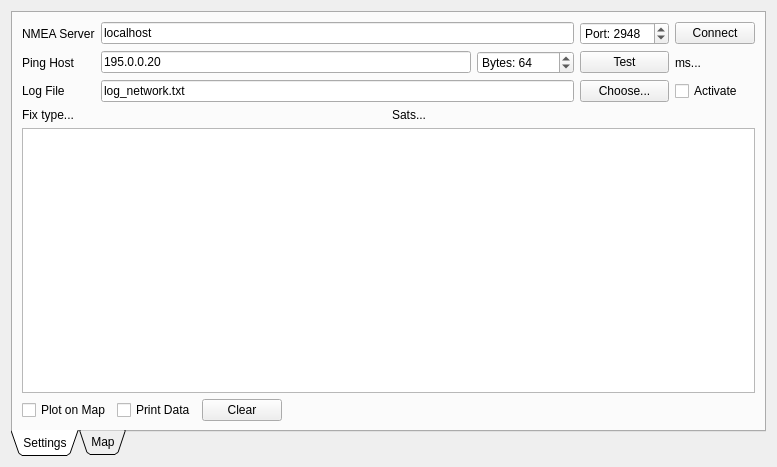
Qt form Linux/RC_Car_Tool/networklogger.ui (vedderb/rise_sdvp) before a commit.
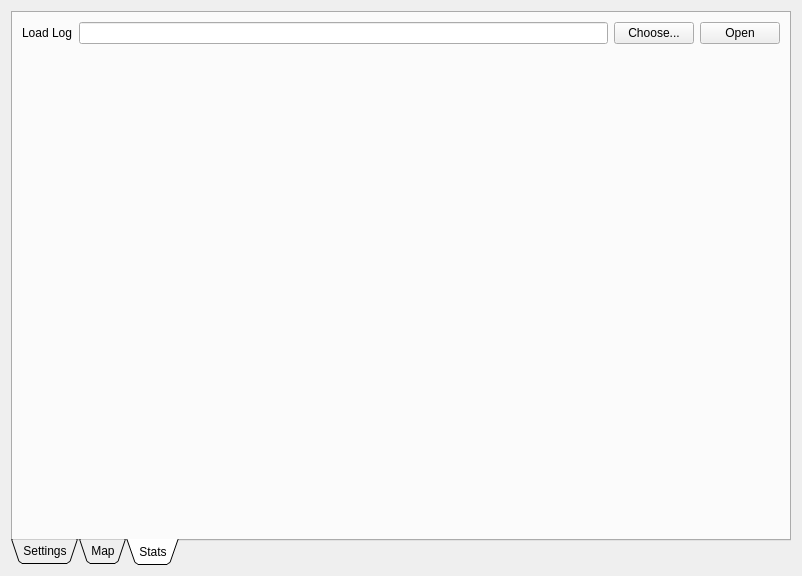
The same form after that commit. Custom widgets are drawn as their Qt base class.

Patch:
```diff
--- a/Linux/RC_Car_Tool/networklogger.ui
+++ b/Linux/RC_Car_Tool/networklogger.ui
@@ -6,8 +6,8 @@
    <rect>
     <x>0</x>
     <y>0</y>
-    <width>777</width>
-    <height>467</height>
+    <width>802</width>
+    <height>576</height>
    </rect>
   </property>
   <property name="windowTitle">
@@ -23,7 +23,7 @@
       <enum>QTabWidget::Triangular</enum>
      </property>
      <property name="currentIndex">
-      <number>0</number>
+      <number>2</number>
      </property>
      <widget class="QWidget" name="tab">
       <attribute name="title">
@@ -218,6 +218,54 @@
        </item>
       </layout>
      </widget>
+     <widget class="QWidget" name="tab_3">
+      <attribute name="title">
+       <string>Stats</string>
+      </attribute>
+      <layout class="QVBoxLayout" name="verticalLayout_3">
+       <item>
+        <layout class="QHBoxLayout" name="horizontalLayout">
+         <item>
+          <widget class="QLabel" name="label_4">
+           <property name="text">
+            <string>Load Log</string>
+           </property>
+          </widget>
+         </item>
+         <item>
+          <widget class="QLineEdit" name="statLogLoadEdit"/>
+         </item>
+         <item>
+          <widget class="QPushButton" name="statLogChooseButton">
+           <property name="text">
+            <string>Choose...</string>
+           </property>
+          </widget>
+         </item>
+         <item>
+          <widget class="QPushButton" name="statLogOpenButton">
+           <property name="text">
+            <string>Open</string>
+           </property>
+          </widget>
+         </item>
+        </layout>
+       </item>
+       <item>
+        <spacer name="verticalSpacer">
+         <property name="orientation">
+          <enum>Qt::Vertical</enum>
+         </property>
+         <property name="sizeHint" stdset="0">
+          <size>
+           <width>20</width>
+           <height>469</height>
+          </size>
+         </property>
+        </spacer>
+       </item>
+      </layout>
+     </widget>
     </widget>
    </item>
   </layout>
```
